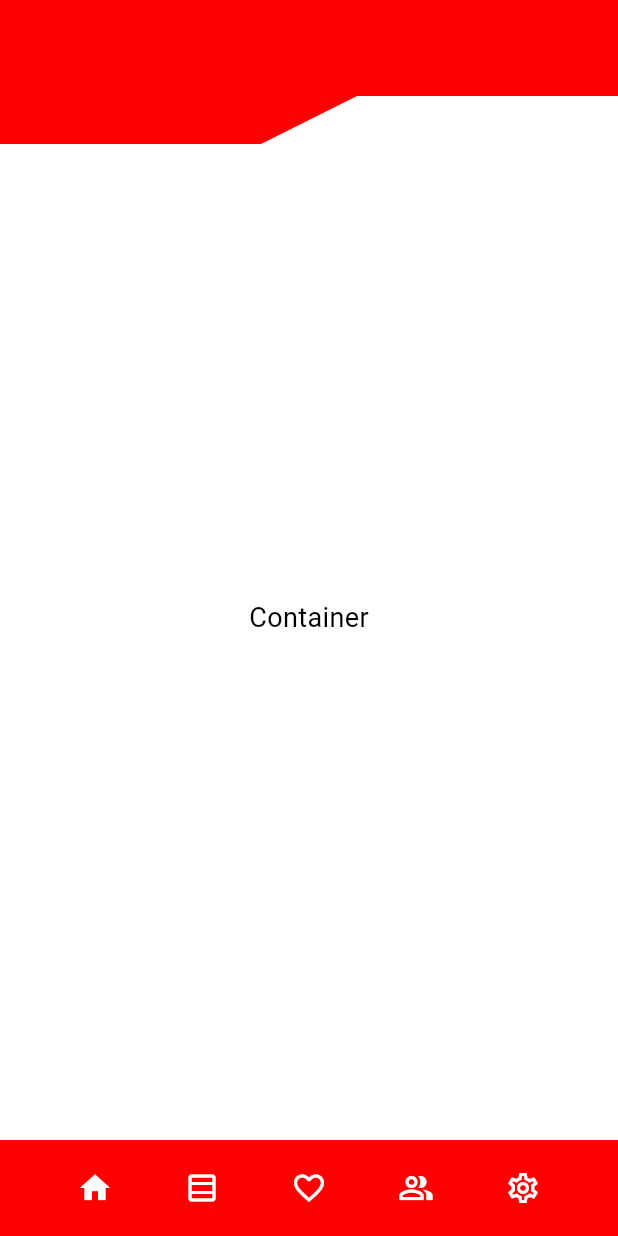
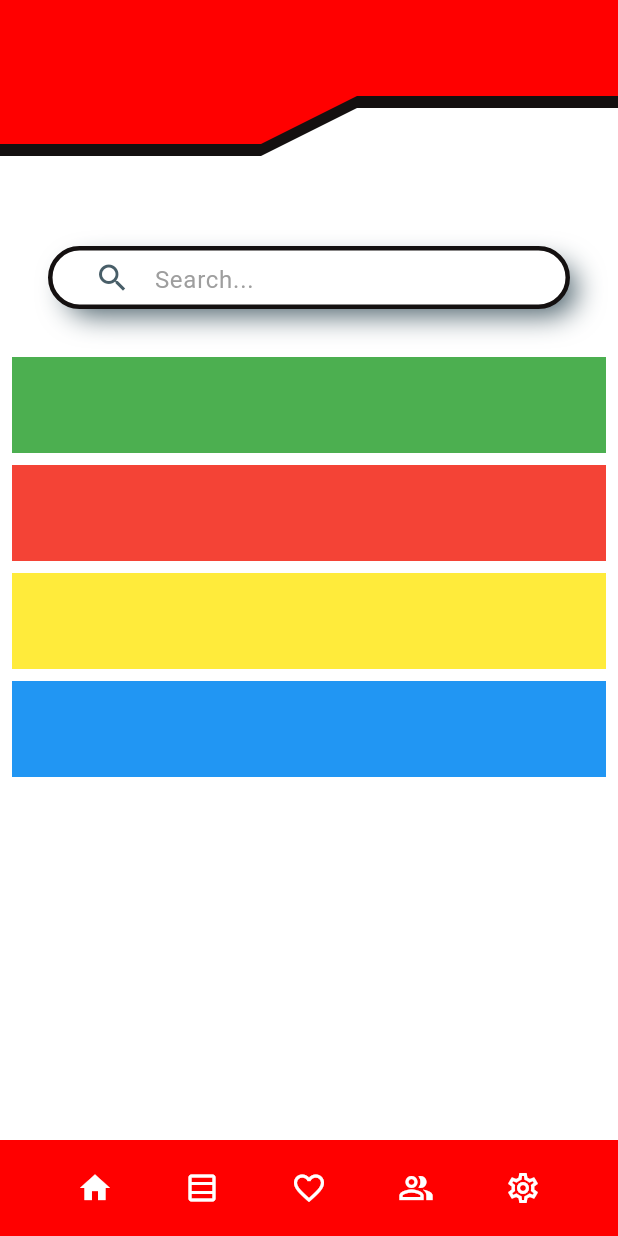
Before and after one commit to alex-nash-ucf/pokeverse, a Flutter app: the screen it shows after launch, on a phone screen of 412 x 824 dp. Run offline on Flutter 3.47's test engine with Material 3 defaults, Android fonts, the light colour scheme and no system bars; project files that could hold a hidden picture were left out.

Commit message:
Pokemon search Page added

```diff
--- a/mobile/lib/componenets/carouselItem.dart
+++ b/mobile/lib/componenets/carouselItem.dart
@@ -24,7 +24,6 @@ class CarouselItem extends StatelessWidget {
   @override
   Widget build(BuildContext context) {
     return Container(
-      width: MediaQuery.of(context).size.width,
       decoration: decoration,
       child: child,
     );
--- a/mobile/lib/componenets/header.dart
+++ b/mobile/lib/componenets/header.dart
@@ -1,18 +1,22 @@
 import 'package:flutter/material.dart';
 
 class Header extends CustomPainter {
-  final Color color; // Accept color as a parameter
+  final Color primary_color;
+  final Color secondary_color;
 
-  Header({required this.color});
+  Header(this.primary_color, this.secondary_color);
 
   double top_height = 64;
   double slope_height = 32;
   double slope_width = 64;
+  double line_width = 8;
 
   @override
   void paint(Canvas canvas, Size size) {
+
+    //SHAPE
     Paint paint = Paint()
-      ..color = color // Use the passed color
+      ..color = primary_color
       ..style = PaintingStyle.fill;
 
     // DRAW THE PATH
@@ -25,13 +29,28 @@ class Header extends CustomPainter {
     path.lineTo(size.width, 0);
     path.close();
 
+
+    // LINE
+    Paint paint2 = Paint()
+      ..color = secondary_color
+      ..style = PaintingStyle.fill;
+
+    // DRAW THE PATH
+    Path path2 = Path();
+    path2.moveTo(0, 0);
+    path2.lineTo(0, slope_height + top_height + line_width);
+    path2.lineTo((size.width / 2) - (slope_width / 2), slope_height + top_height + line_width);
+    path2.lineTo((size.width / 2) + (slope_width / 2), top_height + line_width);
+    path2.lineTo(size.width, top_height + line_width);
+    path2.lineTo(size.width, 0);
+    path2.close();
+
+    // DRAWING THE LINE
+    canvas.drawPath(path2, paint2,);
+
     // DRAWING THE SHAPE
     canvas.drawPath(path, paint);
 
-    // IF YOU WANT TO OVERFLOW IMAGE, YOU CAN ALSO DO THAT HERE
-    final imgWidth = size.width;
-    final imgHeight = size.height * 0.8; // Adjust the height as needed
-    // For now, we aren't adding any image, but you can add an image similarly
   }
 
   @override
--- a/mobile/lib/main.dart
+++ b/mobile/lib/main.dart
@@ -56,7 +56,8 @@ class _ScreenContainerState extends State<ScreenContainer> {
 
             CustomPaint(
                 size: Size(MediaQuery.of(context).size.width, 128),
-                painter: Header(color: Theme.of(context).primaryColor),
+                painter: Header(Theme.of(context).colorScheme.primary, Theme.of(context).colorScheme.secondary),
+
             ),
           ],
         ),
--- /dev/null
+++ b/mobile/lib/pages/pokemonSearch.dart
@@ -0,0 +1,70 @@
+import 'package:flutter/material.dart';
+import 'package:mobile/themes/theme.dart';
+
+class PokemonSearch extends StatelessWidget {
+  @override
+  Widget build(BuildContext context) {
+    return SingleChildScrollView(
+      child: Column(
+        children: <Widget>[
+          //PADDING
+          SizedBox(height: 100),
+
+          //SEARCH BAR
+          Container(
+            margin: EdgeInsets.symmetric(horizontal: 32.0),
+            padding: EdgeInsets.symmetric(horizontal: 16.0),
+            height: 42,
+
+            decoration: BoxDecoration(
+              color: Theme.of(context).scaffoldBackgroundColor,
+              border: Border.all(
+                color: Theme.of(context).colorScheme.secondary,
+                width: 3.0,
+              ),
+              borderRadius: BorderRadius.circular(30.0),
+              boxShadow: [
+                BoxShadow(
+                  color: Theme.of(context).shadowColor,
+                  spreadRadius: -4,
+                  blurRadius: 16,
+                  offset: Offset(8, 8),
+                ),
+              ],
+            ),
+
+            child: TextField(
+              style: TextStyle(color: Theme.of(context).colorScheme.secondary),
+              cursorColor: Theme.of(context).colorScheme.secondary,
+              decoration: InputDecoration(
+                hintText: 'Search...',
+                hintStyle: TextStyle(color: Colors.grey),
+                border: InputBorder.none,
+                prefixIcon: Icon(
+                  Icons.search,
+                  color: Theme.of(context).shadowColor,
+                ),
+              ),
+            ),
+          ),
+
+          // POKEMON DISPLAY
+          SizedBox(height: 32),
+
+          Padding(
+            padding: EdgeInsets.symmetric(horizontal: 8.0),
+            child: Column(
+              spacing: 8,
+              children: [
+                Container(decoration: BoxDecoration(color: Colors.green),height: 64,),
+                Container(decoration: BoxDecoration(color: Colors.red),height: 64,),
+                Container(decoration: BoxDecoration(color: Colors.yellow),height: 64,),
+                Container(decoration: BoxDecoration(color: Colors.blue),height: 64,),
+              ],
+            ),
+          ),
+        ],
+      ),
+    );
+  }
+}
--- a/mobile/lib/screens/hub.dart
+++ b/mobile/lib/screens/hub.dart
@@ -1,6 +1,7 @@
 import 'package:flutter/material.dart';
 import 'package:mobile/componenets/carouselItem.dart';
 import 'package:mobile/componenets/header.dart';
+import 'package:mobile/pages/pokemonSearch.dart';
 
 class HubScreen extends StatefulWidget {
   @override
@@ -35,7 +36,7 @@ class _HubScreenState extends State<HubScreen> {
             child: PageView(
               controller: _pageController,
               children: [
-                CarouselItem(),
+                PokemonSearch(),
                 ...List.generate(4, (index) => CarouselItem()),
               ],
 
--- a/mobile/lib/themes/theme.dart
+++ b/mobile/lib/themes/theme.dart
@@ -4,13 +4,14 @@ import 'package:flutter/material.dart';
 
 ThemeData lightMode = ThemeData(
   scaffoldBackgroundColor: Color.fromRGBO(255, 255, 255, 1),
+  shadowColor: const Color.fromARGB(255, 72, 94, 104),
 
   colorScheme: ColorScheme(
     brightness: Brightness.light,
 
     primary: Color.fromRGBO(255, 0, 0, 1),
     onPrimary: Color.fromRGBO(255, 125, 125, 1),
-    secondary: Color.fromRGBO(0, 0, 0, 1),
+    secondary: Color.fromRGBO(20, 16, 16, 1),
     onSecondary: Color.fromRGBO(53, 53, 53, 1),
 
     error: Color.fromRGBO(0, 213, 255, 1),
```
